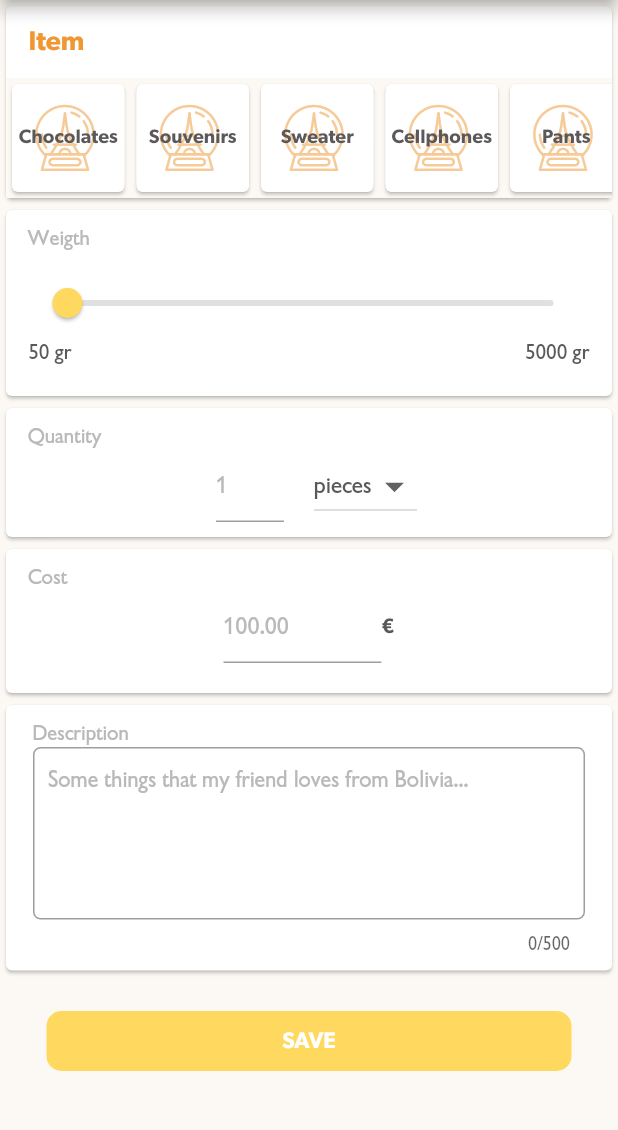
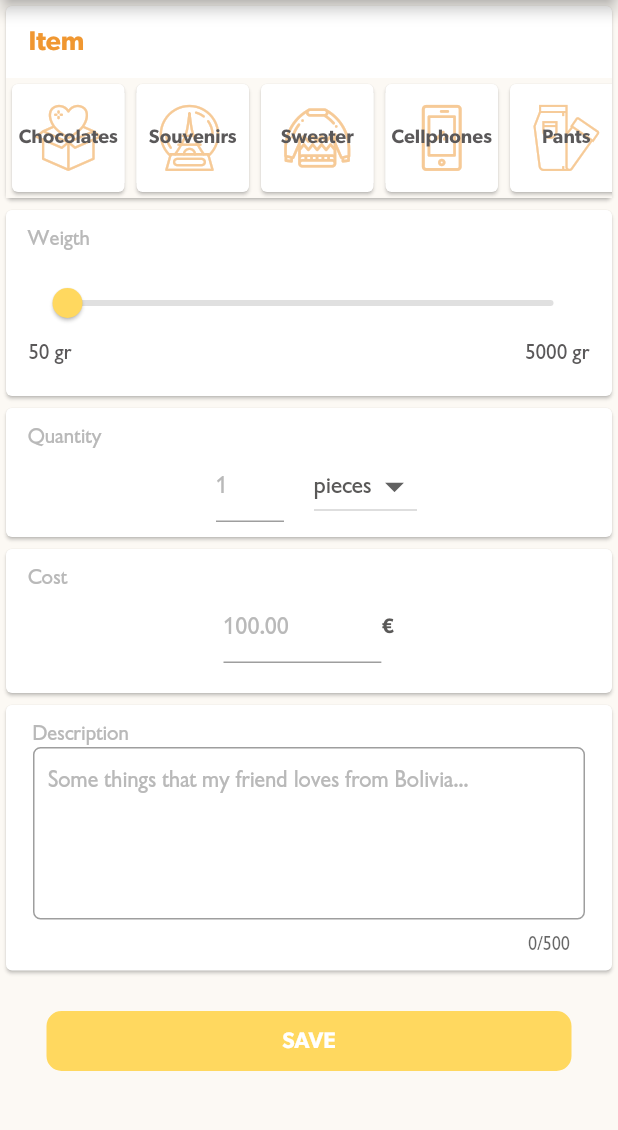
Before and after one commit to tsinvari/qepi_app2, a Flutter app: the ItemBox screen opened directly, on a phone screen of 412 x 824 dp, the part 84-1214 px from its top. Run offline on Flutter 3.47's test engine with Material 2 defaults, Android fonts, the light colour scheme and no system bars.

Commit message:
Adding index for item types

```diff
--- a/lib/Item_box.dart
+++ b/lib/Item_box.dart
@@ -84,7 +84,7 @@ class Item_Box extends State<ItemBox>{
                                         height: 60.0,
                                         width: 75.0,
                                         color: colortipo,
-                                        child: new IconButton(icon: new Icon(const IconData(0xe80d, fontFamily: "QepiIconsItemTypes"), size: 44.0, color: colorFont,),
+                                        child: new IconButton(icon: new Icon(IconData(int.tryParse(itemList[index][1]), fontFamily: "QepiIconsItemTypes"), size: 44.0, color: colorFont,),
                                             onPressed: (){
                                               setState(() {
                                                 indextipo = index;
@@ -115,7 +115,7 @@ class Item_Box extends State<ItemBox>{
                                         height: 60.0,
                                         width: 75.0,
                                         color: Colors.white,
-                                        child: new Icon(const IconData(0xe80d, fontFamily: "QepiIconsItemTypes"), color: const Color(0xFFF6CA97), size: 44.0,),
+                                        child: new Icon( IconData(int.tryParse(itemList[index][1]), fontFamily: "QepiIconsItemTypes"), color: const Color(0xFFF6CA97), size: 44.0,),
                                       ),
                                     new Text(itemList[index][0], style: new TextStyle(color: const Color(0xFF5A5859), fontSize: 13.0, fontWeight: FontWeight.bold)),
                                     ],
```
